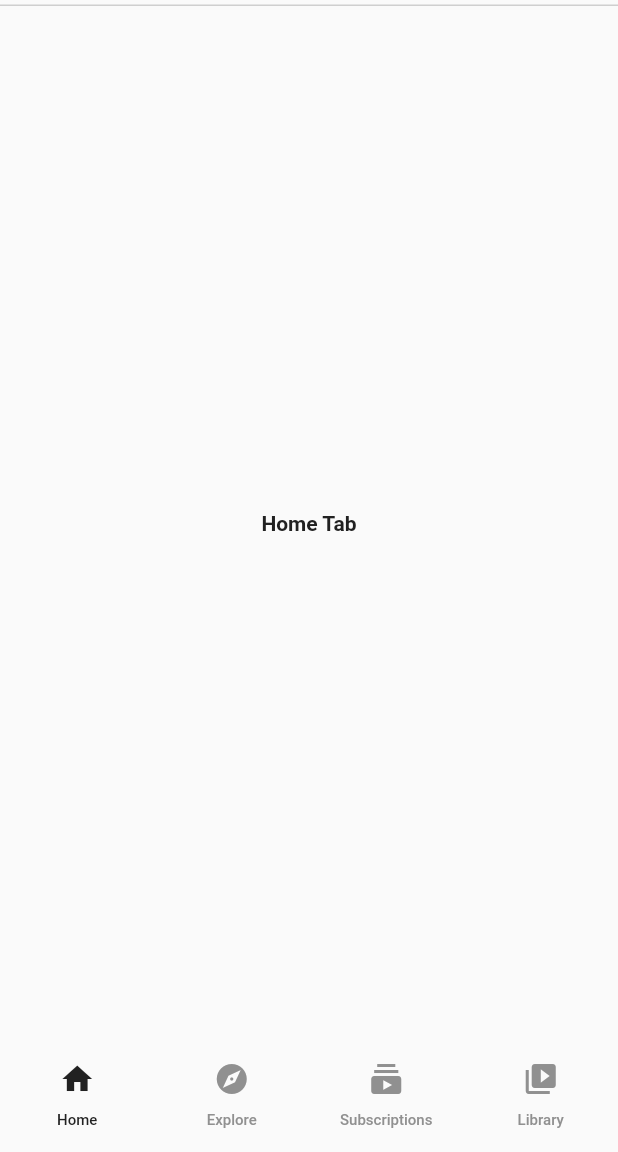
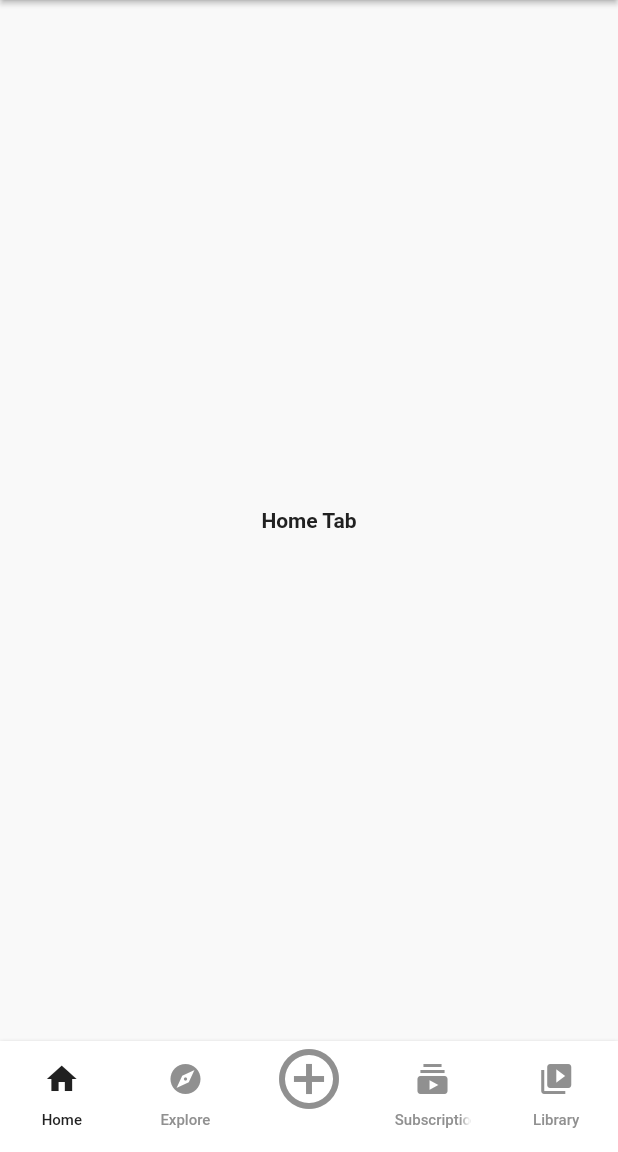
Before and after one commit to guillen-jorge88/bloks-youtube-clone, a Flutter app: the screen it shows after launch, on a phone screen of 412 x 824 dp, the part 84-1236 px from its top. Run offline on Flutter 3.47's test engine with Material 2 defaults, Android fonts, the phone set to English and light mode, and no system bars; Roboto replaces fonts that are missing (Helvetica).

Commit message:
create bottomsheet

```diff
--- a/lib/src/pages/home_page.dart
+++ b/lib/src/pages/home_page.dart
@@ -1,14 +1,17 @@
+import 'package:flutter/material.dart';
 import '../tabs/tabs.dart';
-import 'package:flutter/material.dart';
 
 class HomePage extends StatefulWidget {
   @override
   _HomePageState createState() => _HomePageState();
 }
 
-class _HomePageState extends State<HomePage> {
+class _HomePageState extends State<HomePage>
+    with SingleTickerProviderStateMixin {
   Color textColor = Color.fromRGBO(33, 33, 33, 1.0);
-  List<Widget> tabsList = [
+  int _currentIndex = 0;
+
+  List<Tab> tabsList = [
     Tab(
       icon: Icon(Icons.home),
       text: "Home",
@@ -17,9 +20,13 @@ class _HomePageState extends State<HomePage> {
       icon: Icon(Icons.explore),
       text: "Explore",
     ),
-    // Tab(
-    //   icon: Icon(Icons.notifications),
-    // ),
+    Tab(
+      icon: Icon(
+        Icons.add_circle_outline,
+        size: 48.0,
+      ),
+      text: '',
+    ),
     Tab(
       icon: Icon(Icons.subscriptions),
       text: "Subscriptions",
@@ -29,13 +36,29 @@ class _HomePageState extends State<HomePage> {
       text: "Library",
     )
   ];
+
+  TabController? _tabController;
+
+  @override
+  void initState() {
+    super.initState();
+    _tabController = TabController(vsync: this, length: tabsList.length);
+  }
+
+  @override
+  void dispose() {
+    _tabController?.dispose();
+    super.dispose();
+  }
+
   @override
   Widget build(BuildContext context) {
     return DefaultTabController(
-      length: 4,
+      length: tabsList.length,
       child: Scaffold(
+        backgroundColor: Color.fromRGBO(249, 249, 249, 1.0),
         appBar: AppBar(
-          elevation: 0.0,
+          elevation: 1.5,
           title: Row(
             mainAxisAlignment: MainAxisAlignment.spaceBetween,
             children: <Widget>[
@@ -73,31 +96,87 @@ class _HomePageState extends State<HomePage> {
               )
             ],
           ),
-          backgroundColor: Color(0xFFFFFF),
-          bottom: PreferredSize(
-              child: Container(
-                color: Color.fromRGBO(33, 33, 33, 0.2),
-                height: 1.0,
-              ),
-              preferredSize: Size.fromHeight(4.0)),
+          backgroundColor: Color.fromRGBO(255, 255, 255, 1.0),
+          // bottom: PreferredSize(
+          //   child: Container(
+          //     color: Color.fromRGBO(33, 33, 33, 0.2),
+          //     height: 1.0,
+          //   ),
+          //   preferredSize: Size.fromHeight(4.0),
+          // ),
         ),
         body: TabBarView(
-          children: <Widget>[
+          controller: _tabController,
+          children: [
             HomeTab(),
             ExploreTab(),
+            Container(),
             SubscriptionsTab(),
-            LibraryTab()
+            LibraryTab(),
           ],
         ),
-        bottomNavigationBar: TabBar(
-          labelStyle: TextStyle(fontSize: 10, fontFamily: "Helvetica"),
-          tabs: tabsList,
-          labelColor: textColor,
-          unselectedLabelColor: Color(0xFF909090),
-          indicatorColor: Colors.transparent,
+        bottomNavigationBar: Container(
+          decoration: BoxDecoration(
+            color: Colors.white,
+            boxShadow: <BoxShadow>[
+              BoxShadow(
+                color: Colors.grey,
+                offset: Offset(0.0, 1.0),
+                blurRadius: 2.0,
+              ),
+            ],
+          ),
+          child: TabBar(
+            controller: _tabController,
+            labelStyle: TextStyle(fontSize: 10, fontFamily: "Helvetica"),
+            tabs: tabsList,
+            labelColor: textColor,
+            unselectedLabelColor: Color(0xFF909090),
+            indicatorColor: Colors.transparent,
+            onTap: (value) => _onItemTapped(value, context),
+          ),
         ),
-        // backgroundColor: Color(0xFF282828),
       ),
     );
   }
+
+  void _onItemTapped(int index, BuildContext context) {
+    (index == 2) ? showSheet(context) : _currentIndex = index;
+    print('index:::::: $index');
+  }
+
+  void showSheet(BuildContext context) {
+    _tabController?.index = _currentIndex;
+    showModalBottomSheet(
+      context: context,
+      builder: (BuildContext bc) {
+        return Container(
+          color: Color(0xff757575),
+          child: Container(
+            padding: EdgeInsets.all(20.0),
+            decoration: BoxDecoration(
+              color: Colors.white,
+              borderRadius: BorderRadius.only(
+                topLeft: Radius.circular(20.0),
+                topRight: Radius.circular(20.0),
+              ),
+            ),
+            child: Wrap(
+              children: <Widget>[
+                ListTile(
+                    leading: Icon(Icons.upload),
+                    title: Text('Upload a video'),
+                    onTap: () => {}),
+                ListTile(
+                  leading: Icon(Icons.wifi_tethering),
+                  title: Text('Stream a video'),
+                  onTap: () => {},
+                ),
+              ],
+            ),
+          ),
+        );
+      },
+    );
+  }
 }
```
